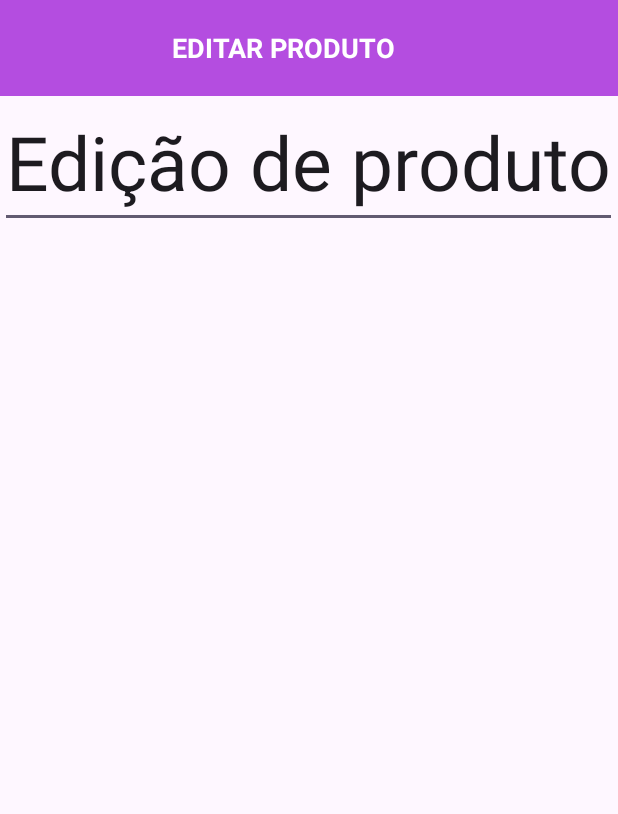
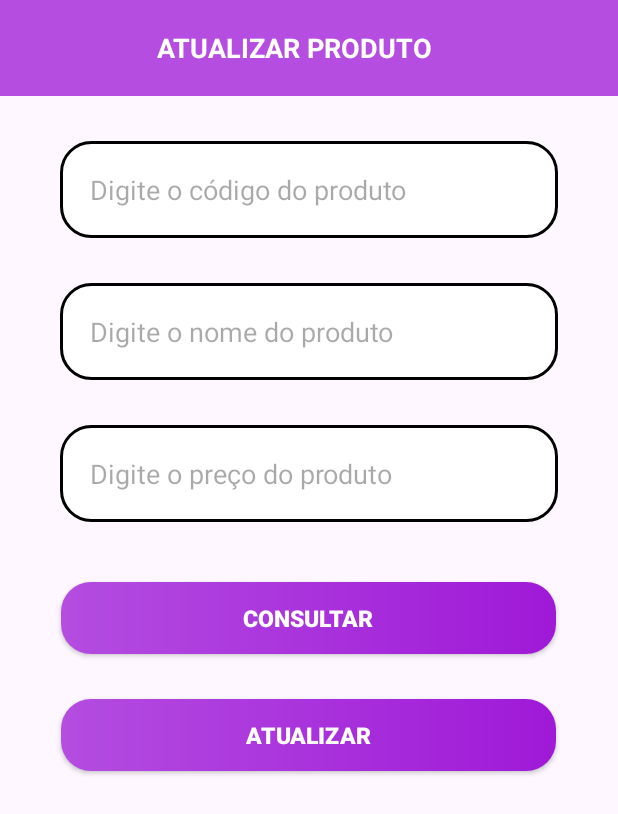
Before and after one commit to Guilherm12122/Aplicativo-Start, an Android app: the EditarProduto screen opened directly, with no data from a screen before it, on a phone screen of 412 x 824 dp. Shown: the top 814 px of the screen. Run offline under Robolectric (Android 15) with nearby library versions, the phone set to English and light mode, and no system bars.

Commit message:
atualização de produtos inclusa

```diff
--- a/app/src/main/java/com/example/app_start/ui/produto/Operations/EditarProduto.java
+++ b/app/src/main/java/com/example/app_start/ui/produto/Operations/EditarProduto.java
@@ -1,20 +1,114 @@
 package com.example.app_start.ui.produto.Operations;
 
+import androidx.appcompat.app.AlertDialog;
 import androidx.appcompat.app.AppCompatActivity;
 import androidx.appcompat.widget.Toolbar;
 
+import android.database.Cursor;
 import android.os.Bundle;
+import android.view.View;
+import android.widget.Button;
+import android.widget.EditText;
 
+import com.example.app_start.DB.DBHelper;
 import com.example.app_start.R;
+import com.example.app_start.others.AlertMsg;
 
 public class EditarProduto extends AppCompatActivity {
+
+    private EditText codigo_produto_atualizacao;
+    private EditText nome_produto_atualizacao;
+    private EditText preco_produto_atualizacao;
+    private Button btn_atualizar_produto_edit;
+    private Button btn_consultar_produto_edit;
+    DBHelper db;
+    AlertMsg alertMsg;
 
     @Override
     protected void onCreate(Bundle savedInstanceState) {
         super.onCreate(savedInstanceState);
         setContentView(R.layout.activity_editar_produto);
 
+        IniciarComponentes();
+        AlertDialog.Builder alertDialog = new AlertDialog.Builder(this);
+
+
+        btn_consultar_produto_edit.setOnClickListener(new View.OnClickListener() {
+            @Override
+            public void onClick(View view) {
+
+                String codigo_produto = codigo_produto_atualizacao.getText().toString();
+
+                if (codigo_produto.isEmpty()){
+                    alertMsg.ShowMsg(alertDialog, "É necessário um código para consulta.");
+                } else {
+
+                    Integer codigo_produto_int = Integer.parseInt(codigo_produto);
+
+                    Boolean status_exits = db.checkProductId(codigo_produto_int);
+
+                    if (status_exits){
+                        Cursor dados = db.selectProdutoById(codigo_produto_int);
+                        nome_produto_atualizacao.setText(dados.getString(1));
+                        preco_produto_atualizacao.setText(dados.getString(2));
+                    } else {
+                        alertMsg.ShowMsg(alertDialog, "Não existe produto com esse código");
+                    }
+
+                }
+
+            }
+        });
+
+        btn_atualizar_produto_edit.setOnClickListener(new View.OnClickListener() {
+            @Override
+            public void onClick(View view) {
+
+                String codigo_produto = codigo_produto_atualizacao.getText().toString();
+
+                String nome_produto = nome_produto_atualizacao.getText().toString();
+
+                String preco_produto = preco_produto_atualizacao.getText().toString();
+
+                if (codigo_produto.isEmpty() || nome_produto.isEmpty() || preco_produto.isEmpty() ){
+                    alertMsg.ShowMsg(alertDialog, "Todos os campos precisam estar preenchidos.");
+                } else {
+
+                    Integer codigo_produto_int = Integer.parseInt(codigo_produto);
+
+                    Boolean status_exits = db.checkProductId(codigo_produto_int);
+
+                    if (status_exits){
+
+                        boolean result = db.updateProduto(codigo_produto_int, nome_produto, preco_produto);
+
+                        if (result){
+                            alertMsg.ShowMsg(alertDialog, "Dados do produto atualizados com sucesso");
+                        } else {
+                            alertMsg.ShowMsg(alertDialog, "Erro ao atualizar os dados");
+                        }
+
+                    } else {
+                        alertMsg.ShowMsg(alertDialog, "Não existe produto com esse código");
+                    }
+
+                }
+
+
+            }
+        });
+
         Toolbar mytoolBar = findViewById(R.id.my_tool_bar_editar_produto);
         setSupportActionBar(mytoolBar);
     }
+
+    public void IniciarComponentes(){
+        codigo_produto_atualizacao = findViewById(R.id.codigo_editar_produto);
+        nome_produto_atualizacao = findViewById(R.id.nome_editar_produto);
+        preco_produto_atualizacao = findViewById(R.id.preco_editar_produto);
+        btn_atualizar_produto_edit = findViewById(R.id.btn_atualizar_produto);
+        btn_consultar_produto_edit = findViewById(R.id.btn_consultar_produto_edicao);
+        db = new DBHelper(this);
+        alertMsg = new AlertMsg();
+    }
 }
--- a/app/src/main/res/layout/activity_editar_produto.xml
+++ b/app/src/main/res/layout/activity_editar_produto.xml
@@ -7,25 +7,65 @@
     tools:context=".ui.produto.Operations.EditarProduto">
 
     <EditText
-        android:layout_width="wrap_content"
-        android:layout_height="wrap_content"
+        android:id="@+id/codigo_editar_produto"
+        android:hint="Digite o código do produto"
+        style="@style/Edit_Text"
+        android:inputType="numberDecimal"
         app:layout_constraintTop_toBottomOf="@id/my_tool_bar_editar_produto"
+        android:layout_marginTop="30dp"
+        tools:ignore="MissingConstraints" />
+
+    <EditText
+        android:id="@+id/nome_editar_produto"
+        android:hint="Digite o nome do produto"
+        style="@style/Edit_Text"
+        app:layout_constraintTop_toBottomOf="@id/codigo_editar_produto"
+        android:layout_marginTop="30dp"
+        tools:ignore="MissingConstraints" />
+
+    <EditText
+        android:id="@+id/preco_editar_produto"
+        android:hint="Digite o preço do produto"
+        style="@style/Edit_Text"
+        app:layout_constraintTop_toBottomOf="@id/nome_editar_produto"
+        android:layout_marginTop="30dp"
+        tools:ignore="MissingConstraints" />
+
+    <androidx.appcompat.widget.AppCompatButton
+        android:id="@+id/btn_consultar_produto_edicao"
+        style="@style/button_consulta_produto"
+        android:layout_marginTop="40dp"
+        android:text="CONSULTAR"
+        android:layout_width="330dp"
+        app:layout_constraintEnd_toEndOf="parent"
+        app:layout_constraintHorizontal_bias="0.497"
         app:layout_constraintStart_toStartOf="parent"
-        android:textSize="50sp"
-        android:text="Edição de produto"/>
+        app:layout_constraintTop_toBottomOf="@+id/preco_editar_produto"
+        />
+
+    <androidx.appcompat.widget.AppCompatButton
+        android:id="@+id/btn_atualizar_produto"
+        style="@style/button_consulta_produto"
+        android:layout_marginTop="30dp"
+        android:text="ATUALIZAR"
+        android:layout_width="330dp"
+        app:layout_constraintEnd_toEndOf="parent"
+        app:layout_constraintHorizontal_bias="0.497"
+        app:layout_constraintStart_toStartOf="parent"
+        app:layout_constraintTop_toBottomOf="@+id/btn_consultar_produto_edicao"
+        />
 
     <androidx.appcompat.widget.Toolbar
         android:id="@+id/my_tool_bar_editar_produto"
         app:layout_constraintTop_toTopOf="parent"
         android:layout_width="match_parent"
-        app:title="EDITAR PRODUTO"
-        app:titleMarginStart="115dp"
+        app:title="ATUALIZAR PRODUTO"
+        app:titleTextColor="@color/white"
+        app:titleMarginStart="105dp"
         app:titleTextAppearance="@style/title_op"
-        app:titleTextColor="@color/white"
         android:layout_height="?attr/actionBarSize"
         android:background="@color/bright_purple"
         android:elevation="4dp"
         android:theme="@style/ThemeOverlay.AppCompat.ActionBar"
         app:popupTheme="@style/ThemeOverlay.AppCompat.Light"/>
-
 </androidx.constraintlayout.widget.ConstraintLayout>
```
Also changed, not shown: app/src/main/java/com/example/app_start/DB/DBHelper.java (+41 -0 lines).
